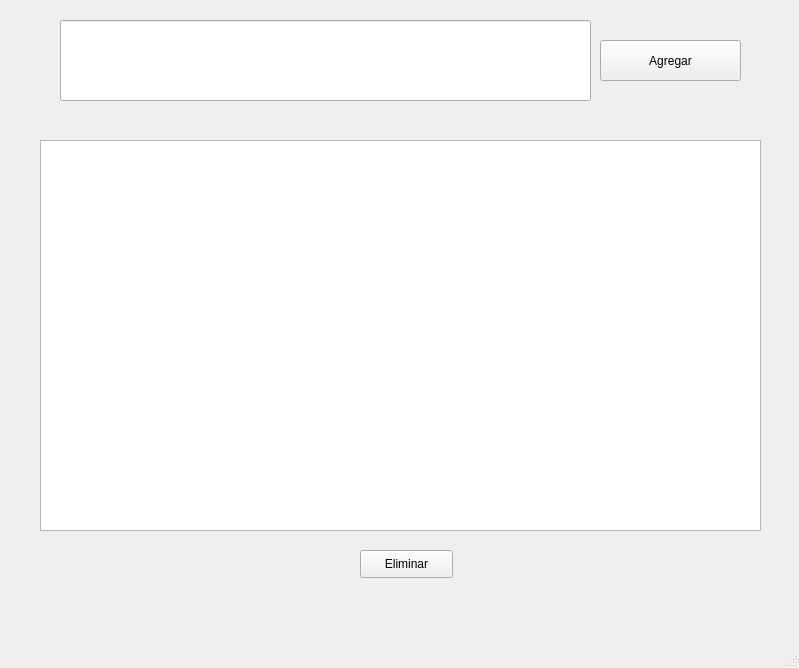
First picture: the form in ToDoList.ui, repository 253110282-boop/ToDoListKPC, before the edit.
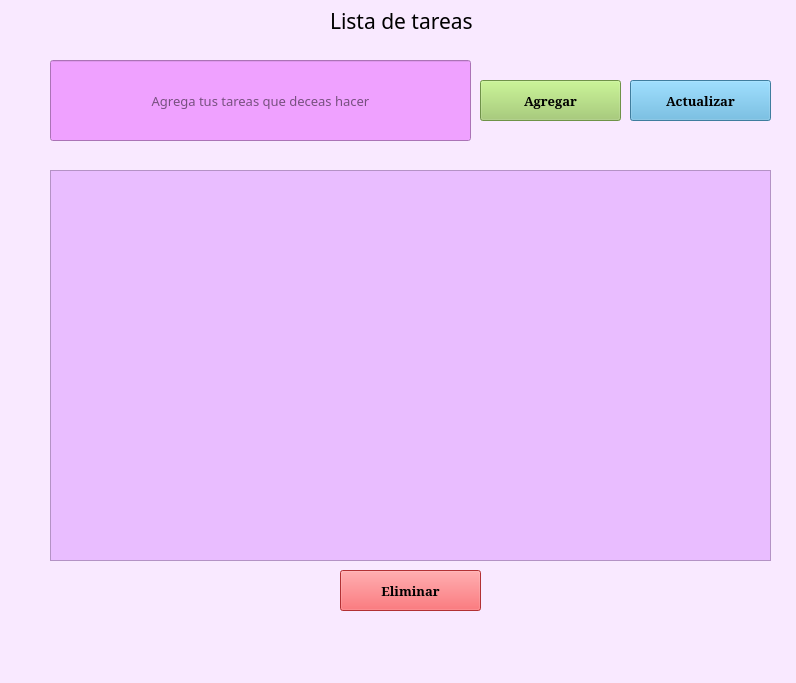
Second picture: the form after the edit. Icons and pictures are not drawn.

Commit message: estilo de ventana Actualizada 😸

Patch:
```diff
--- a/ToDoList.ui
+++ b/ToDoList.ui
@@ -6,36 +6,66 @@
    <rect>
     <x>0</x>
     <y>0</y>
-    <width>799</width>
-    <height>668</height>
+    <width>796</width>
+    <height>683</height>
    </rect>
   </property>
   <property name="windowTitle">
    <string>MainWindow</string>
   </property>
+  <property name="styleSheet">
+   <string notr="true">background-color: rgb(249, 233, 255);</string>
+  </property>
   <widget class="QWidget" name="centralwidget">
    <widget class="QLineEdit" name="edtTarea">
     <property name="geometry">
      <rect>
-      <x>60</x>
-      <y>20</y>
-      <width>531</width>
+      <x>50</x>
+      <y>60</y>
+      <width>421</width>
       <height>81</height>
      </rect>
     </property>
+    <property name="font">
+     <font>
+      <family>Segoe Print</family>
+      <pointsize>10</pointsize>
+     </font>
+    </property>
+    <property name="styleSheet">
+     <string notr="true">background-color: rgb(239, 161, 255);</string>
+    </property>
     <property name="text">
      <string/>
     </property>
+    <property name="alignment">
+     <set>Qt::AlignCenter</set>
+    </property>
+    <property name="placeholderText">
+     <string>Agrega tus tareas que deceas hacer</string>
+    </property>
    </widget>
    <widget class="QPushButton" name="btnAgregar">
     <property name="geometry">
      <rect>
-      <x>600</x>
-      <y>40</y>
+      <x>480</x>
+      <y>80</y>
       <width>141</width>
       <height>41</height>
      </rect>
     </property>
+    <property name="font">
+     <font>
+      <family>MS Serif</family>
+      <pointsize>10</pointsize>
+      <weight>75</weight>
+      <bold>true</bold>
+     </font>
+    </property>
+    <property name="styleSheet">
+     <string notr="true">background-color: rgb(197, 225, 165);
+background-color: rgb(156, 204, 101);</string>
+    </property>
     <property name="text">
      <string>Agregar</string>
     </property>
@@ -43,26 +73,110 @@
    <widget class="QListWidget" name="lstTareas">
     <property name="geometry">
      <rect>
-      <x>40</x>
-      <y>140</y>
+      <x>50</x>
+      <y>170</y>
       <width>721</width>
       <height>391</height>
      </rect>
     </property>
+    <property name="font">
+     <font>
+      <family>Segoe Print</family>
+      <pointsize>11</pointsize>
+     </font>
+    </property>
+    <property name="styleSheet">
+     <string notr="true">background-color: rgb(239, 161, 255);
+background-color: rgb(233, 189, 255);</string>
+    </property>
    </widget>
    <widget class="QPushButton" name="btnEliminar">
     <property name="geometry">
      <rect>
-      <x>360</x>
-      <y>550</y>
-      <width>93</width>
-      <height>28</height>
+      <x>340</x>
+      <y>570</y>
+      <width>141</width>
+      <height>41</height>
      </rect>
     </property>
+    <property name="font">
+     <font>
+      <family>MS Serif</family>
+      <pointsize>10</pointsize>
+      <weight>75</weight>
+      <bold>true</bold>
+     </font>
+    </property>
+    <property name="styleSheet">
+     <string notr="true">background-color: rgb(249, 68, 73);
+</string>
+    </property>
     <property name="text">
      <string>Eliminar</string>
     </property>
    </widget>
+   <widget class="QPushButton" name="btnActualizar">
+    <property name="geometry">
+     <rect>
+      <x>630</x>
+      <y>80</y>
+      <width>141</width>
+      <height>41</height>
+     </rect>
+    </property>
+    <property name="font">
+     <font>
+      <family>MS Serif</family>
+      <pointsize>10</pointsize>
+      <weight>75</weight>
+      <bold>true</bold>
+     </font>
+    </property>
+    <property name="styleSheet">
+     <string notr="true">background-color: rgb(88, 175, 221);</string>
+    </property>
+    <property name="text">
+     <string>Actualizar</string>
+    </property>
+   </widget>
+   <widget class="QLabel" name="label">
+    <property name="geometry">
+     <rect>
+      <x>330</x>
+      <y>0</y>
+      <width>201</width>
+      <height>41</height>
+     </rect>
+    </property>
+    <property name="font">
+     <font>
+      <family>Sitka</family>
+      <pointsize>16</pointsize>
+     </font>
+    </property>
+    <property name="text">
+     <string>Lista de tareas</string>
+    </property>
+   </widget>
+   <widget class="QLabel" name="label_2">
+    <property name="geometry">
+     <rect>
+      <x>680</x>
+      <y>570</y>
+      <width>91</width>
+      <height>61</height>
+     </rect>
+    </property>
+    <property name="text">
+     <string/>
+    </property>
+    <property name="pixmap">
+     <pixmap>../../../../../Downloads/674062269270852504.png</pixmap>
+    </property>
+    <property name="scaledContents">
+     <bool>true</bool>
+    </property>
+   </widget>
   </widget>
   <widget class="QMenuBar" name="menubar">
    <property name="geometry">
```
Left out of the diff: 2 changed lines with no effect on the pictures.
